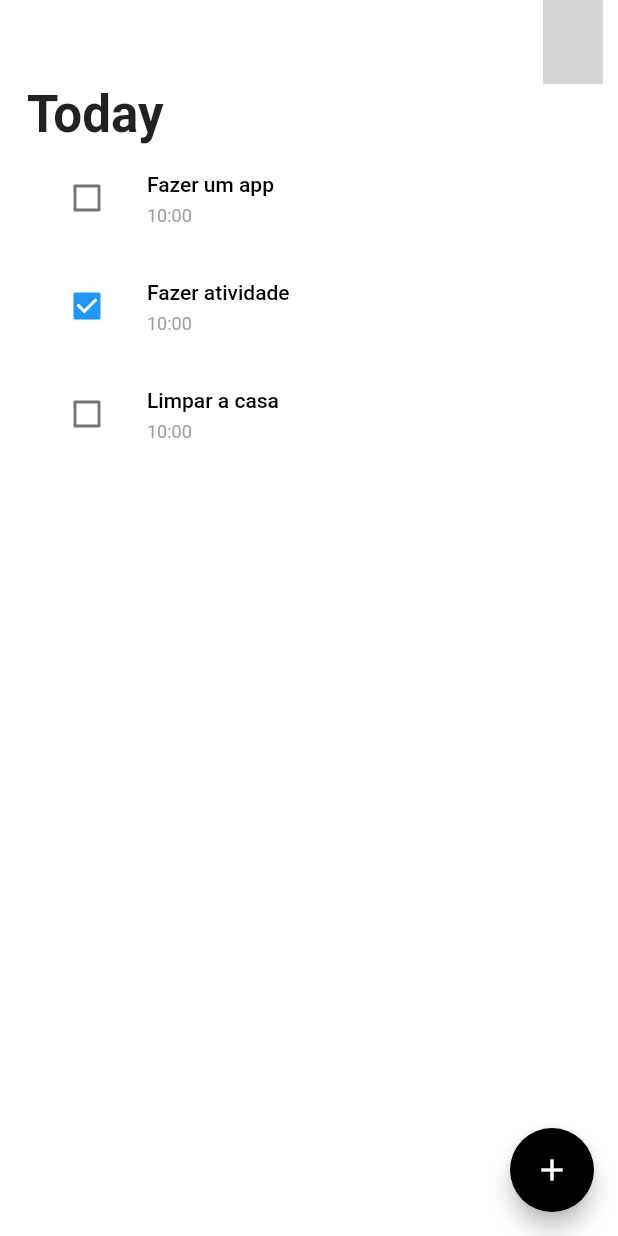
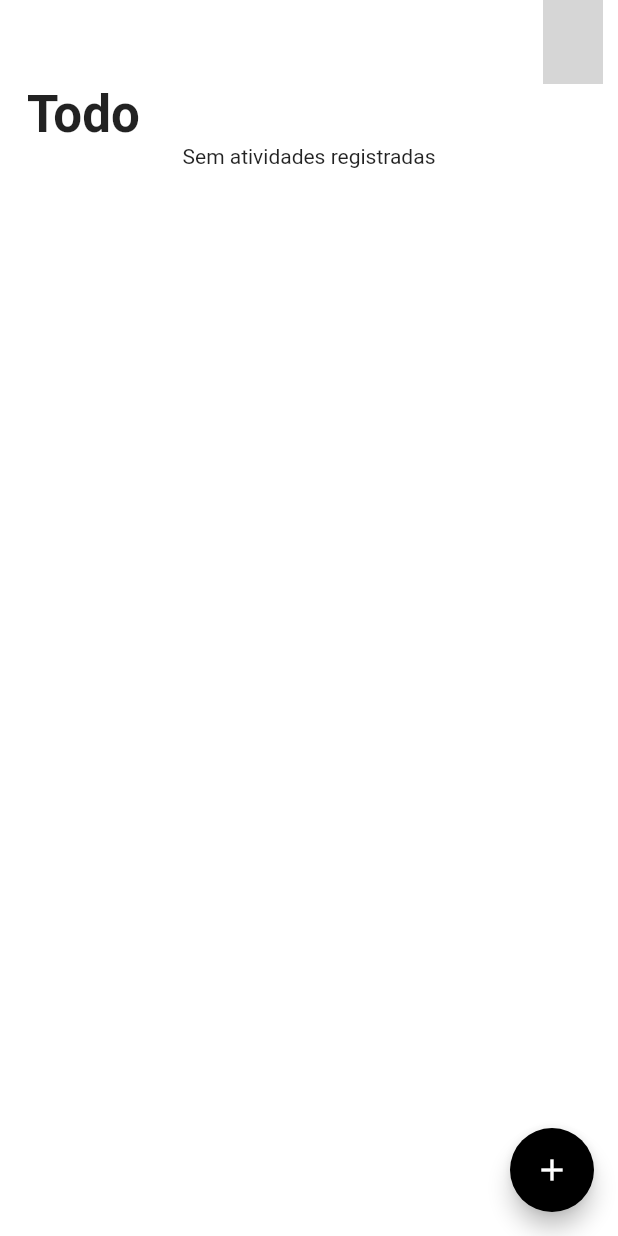
Before and after one commit to sabb-edu/todo-app, a Flutter app: the screen it shows after launch, on a phone screen of 412 x 824 dp. Run offline on Flutter 3.47's test engine with Material 2 defaults, Android fonts, the phone set to English and light mode, and no system bars; our stand-ins replace flutter_time_picker_spinner, hive, hive_flutter; accounts and stored records are empty; network calls fail; grey boxes are pictures that could not be loaded.

Commit message:
aula 2: banco de dados

```diff
--- a/lib/app/modules/home/home_page.dart
+++ b/lib/app/modules/home/home_page.dart
@@ -3,6 +3,7 @@ import 'package:todoapp/app/modules/home/widgets/app_bar_widget.dart';
 import 'package:todoapp/app/modules/home/widgets/item_list_widget.dart';
 import 'package:todoapp/app/modules/home/widgets/title_widget.dart';
 import 'package:todoapp/app/shared/models/task_model.dart';
+import 'package:todoapp/app/shared/repository/task_repository.dart';
 
 class HomePage extends StatefulWidget {
   const HomePage({super.key});
@@ -12,26 +13,28 @@ class HomePage extends StatefulWidget {
 }
 
 class _HomePageState extends State<HomePage> {
-  List<TaskModel> allTasks = [
-    TaskModel(
-      isToday: true,
-      time: '10:00',
-      title: 'Fazer um app',
-      isFinished: false,
-    ),
-    TaskModel(
-      isToday: true,
-      time: '10:00',
-      title: 'Fazer atividade',
-      isFinished: true,
-    ),
-    TaskModel(
-      isToday: true,
-      time: '10:00',
-      isFinished: false,
-      title: 'Limpar a casa',
-    ),
-  ];
+  List<TaskModel> allTasks = [];
+
+  bool isLoading = false;
+
+  void getAllTasks() async {
+    setState(() {
+      isLoading = true;
+    });
+    final taskRepository = TaskRepository();
+
+    final tasks = await taskRepository.getAll();
+    setState(() {
+      allTasks = tasks;
+      isLoading = false;
+    });
+  }
+
+  @override
+  void initState() {
+    super.initState();
+    getAllTasks();
+  }
 
   @override
   Widget build(BuildContext context) {
@@ -41,9 +44,8 @@ class _HomePageState extends State<HomePage> {
         onPressed: () async {
           final result = await Navigator.pushNamed(context, '/add-task');
           if (result != null) {
-            setState(() {
-              allTasks.add(result as TaskModel);
-            });
+            await TaskRepository.addNewTask(result as TaskModel);
+            getAllTasks();
           }
         },
         child: const Icon(Icons.add),
@@ -55,7 +57,7 @@ class _HomePageState extends State<HomePage> {
         child: Column(
           crossAxisAlignment: CrossAxisAlignment.start,
           children: [
-            const TitleWidget(text: 'Today'),
+            const TitleWidget(text: 'Todo'),
             _buildTaskList(),
           ],
         ),
@@ -64,10 +66,24 @@ class _HomePageState extends State<HomePage> {
   }
 
   Widget _buildTaskList() {
+    if (isLoading) {
+      return const CircularProgressIndicator();
+    }
+    if (allTasks.isEmpty) {
+      return const Center(child: Text("Sem atividades registradas"));
+    }
     return Expanded(
       child: ListView.builder(
         itemBuilder: (context, index) => ItemListWidget(
           item: allTasks[index],
+          changeTask: () async {
+            await TaskRepository.changeTheTask(index, allTasks[index]);
+            getAllTasks();
+          },
+          deleteTask: () async {
+            await TaskRepository.deleteTask(allTasks[index]);
+            getAllTasks();
+          },
         ),
         itemCount: allTasks.length,
       ),
--- a/lib/app/shared/models/task_model.dart
+++ b/lib/app/shared/models/task_model.dart
@@ -1,7 +1,19 @@
-class TaskModel {
+import 'package:hive/hive.dart';
+
+part 'task_model.g.dart';
+
+@HiveType(typeId: 0)
+class TaskModel extends HiveObject {
+  @HiveField(0)
   late String title;
+
+  @HiveField(1)
   late String time;
+
+  @HiveField(2)
   late bool isToday;
+
+  @HiveField(3)
   late bool isFinished;
 
   TaskModel({
--- a/pubspec.yaml
+++ b/pubspec.yaml
@@ -37,6 +37,9 @@ dependencies:
   # Use with the CupertinoIcons class for iOS style icons.
   cupertino_icons: ^1.0.2
   flutter_time_picker_spinner: ^2.0.0
+  hive: ^2.2.3
+  hive_generator: ^1.1.3
+  hive_flutter: ^1.1.0
 
 dev_dependencies:
   flutter_test:
@@ -48,6 +51,7 @@ dev_dependencies:
   # package. See that file for information about deactivating specific lint
   # rules and activating additional ones.
   flutter_lints: ^2.0.0
+  build_runner: ^2.2.1
 
 # For information on the generic Dart part of this file, see the
 # following page: https://dart.dev/tools/pub/pubspec
```
Also changed, not shown: lib/app/modules/home/widgets/item_list_widget.dart (+12 -5 lines), lib/app/shared/repository/task_repository.dart (added, +25 -0 lines), lib/main.dart (+6 -1 lines), lib/app/shared/models/task_model.g.dart (added), pubspec.lock, 2 other files.
